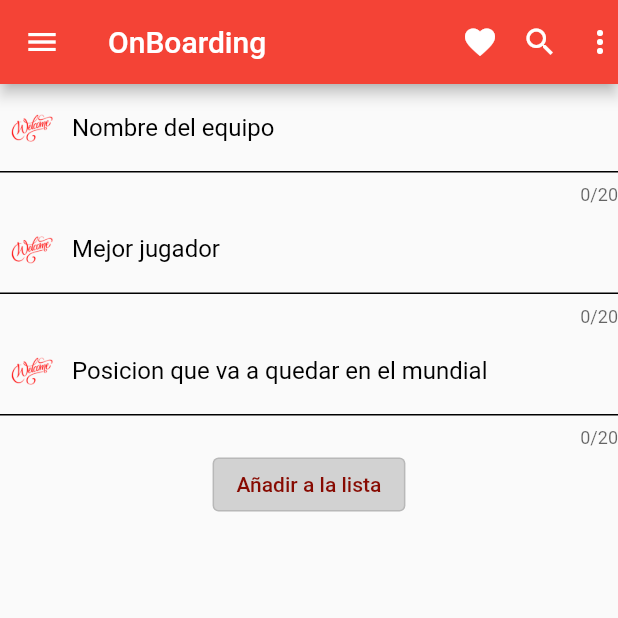
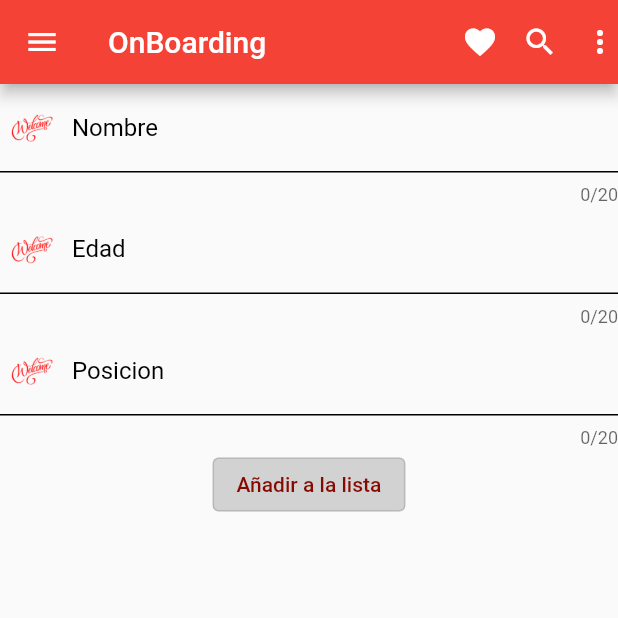
Before and after one commit to gaazpio/A-adirJugadores-Chat, a Flutter app: the OnBoardingListas screen opened by its route, on a phone screen of 412 x 824 dp, the top half of it. Run offline on Flutter 3.47's test engine with Material 2 defaults, Android fonts, the phone set to English and light mode, and no system bars; our stand-ins replace cloud_firestore, firebase_auth, firebase_core; accounts and stored records are empty.

Commit message:
casi acabado queda poner comentarios y un par de estilos

```diff
--- a/lib/src/Perfil/Lista.dart
+++ b/lib/src/Perfil/Lista.dart
@@ -3,13 +3,13 @@ import 'package:cloud_firestore/cloud_firestore.dart';
 class Lista{
   final String? uid;
   final String? name;
-  final String? mvp;
+  final int edad;
   final String? posicion;
 
 
   Lista({
     this.name="",
-    this.mvp="",
+    this.edad=0,
     this.uid="",
     this.posicion="",
 
@@ -22,7 +22,7 @@ class Lista{
     final data = snapshot.data();
     return Lista(
         name: data?['name'],
-        mvp: data?['mvp'],
+        edad: data?['edad'],
         posicion:data?['posicion'],
         uid:snapshot.id
 
@@ -32,7 +32,7 @@ class Lista{
   Map<String, dynamic> toFirestore() {
     return {
       if (name != null) "name": name,
-      if (mvp != null) "mvp": mvp,
+      if (edad != 0) "edad": edad,
       if (posicion != null) "posicion": posicion,
 
 
--- a/lib/src/custom_views/InsideList.dart
+++ b/lib/src/custom_views/InsideList.dart
@@ -56,7 +56,7 @@ class _InsideList extends State<InsideList> {
                 child: Container(
                   width: 360,
                   height: 50,
-                  child: Text("EDAD :\n"+DataHolder().whatList.mvp!,style: TextStyle(color: Colors.white,fontSize: 20)),
+                  child: Text("EDAD :\n"+DataHolder().whatList.edad.toString(),style: TextStyle(color: Colors.white,fontSize: 20)),
 
                   color: Colors.black,
                 ),
--- a/lib/src/login_views/OnBoardingListas.dart
+++ b/lib/src/login_views/OnBoardingListas.dart
@@ -22,8 +22,8 @@ class _OnBoardingListasView extends State<OnBoardingListas> {
 
   }
 
-  void registarOnboardingList(String nombre,String mvp,String posi, BuildContext context) async{
-    Lista mb = new Lista(name: nombre,mvp: mvp,posicion: posi);
+  void registarOnboardingList(String nombre,int edad,String posi, BuildContext context) async{
+    Lista mb = new Lista(name: nombre,edad: edad,posicion: posi);
 
     final docRef = db.collection("listas");
     await docRef.add(mb.toFirestore());
@@ -34,9 +34,9 @@ class _OnBoardingListasView extends State<OnBoardingListas> {
   @override
   Widget build(BuildContext context) {
 
-    inputTexts2 iNombre=inputTexts2(sTittle:"Nombre del equipo");
-    inputTexts2 iMvp=inputTexts2(sTittle:"Mejor jugador");
-    inputTexts2 iPosicion=inputTexts2(sTittle:"Posicion que va a quedar en el mundial");
+    inputTexts2 iNombre=inputTexts2(sTittle:"Nombre");
+    inputTexts2 iEdad=inputTexts2(sTittle:"Edad");
+    inputTexts2 iPosicion=inputTexts2(sTittle:"Posicion");
 
     // TODO: implement build
     return Scaffold(
@@ -59,12 +59,12 @@ class _OnBoardingListasView extends State<OnBoardingListas> {
             mainAxisAlignment: MainAxisAlignment.start,
             children: [
               iNombre,
-              iMvp,
+              iEdad,
               iPosicion,
               OutlinedButton(
                 onPressed: () {
-                  registarOnboardingList(iNombre.getText(),iMvp.getText(),iPosicion.getText(),context);
-                  print("NOMBRE "+iNombre.getText()+"MVP "+iMvp.getText()+""+iPosicion.getText());
+                  registarOnboardingList(iNombre.getText(),int.parse(iEdad.getText()),iPosicion.getText(),context);
+                  print("NOMBRE "+iNombre.getText()+"MVP "+iEdad.getText()+""+iPosicion.getText());
                 },
                 style: OutlinedButton.styleFrom(
                     backgroundColor: Color.fromRGBO(210, 210, 210, 20)),
```
